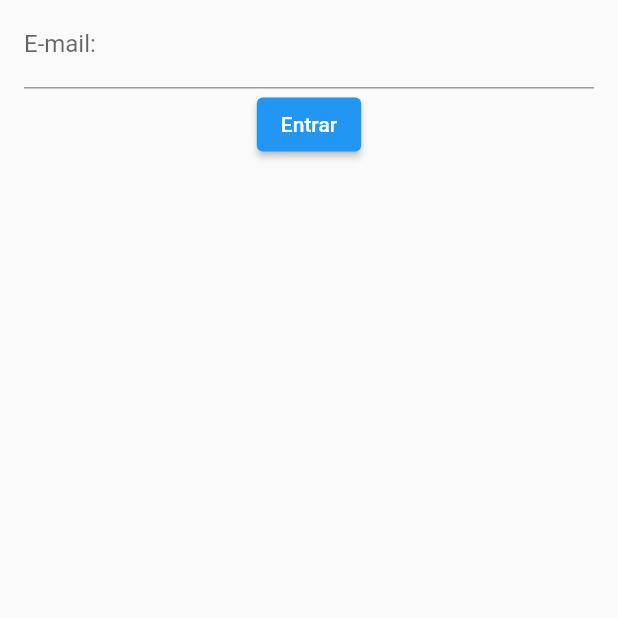
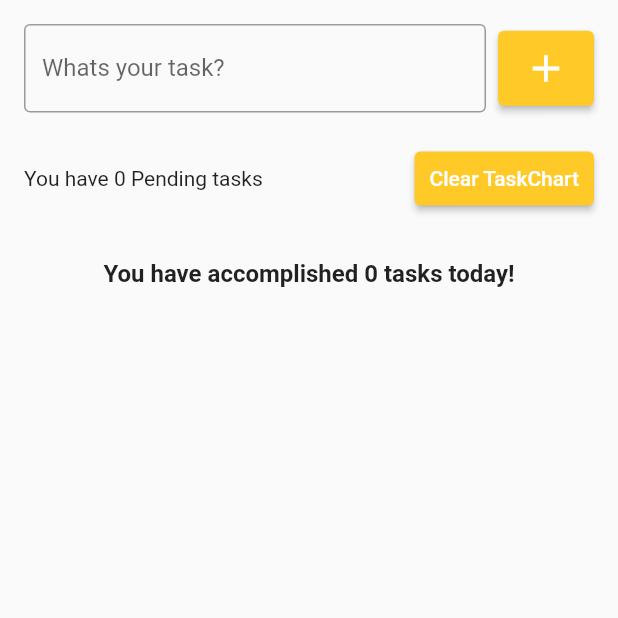
Before and after one commit to Jao-br/ToDoList_FlutterApp, a Flutter app: the screen it shows after launch, on a phone screen of 412 x 824 dp, the top half of it. Run offline on Flutter 3.47's test engine with Material 2 defaults, Android fonts, the phone set to English and light mode, and no system bars; our stand-ins replace flutter_slidable; missing offline and left inert: dart:ffi.

Commit message:
:sparkles: Add Lots of Things

```diff
--- /dev/null
+++ b/lib/Models/task.dart
@@ -0,0 +1,8 @@
+class Task {
+
+  Task({ required this.title, required this.dateTime});
+
+  String title;
+  DateTime dateTime;
+
+}
--- a/lib/Pages/to_do_list_page.dart
+++ b/lib/Pages/to_do_list_page.dart
@@ -1,39 +1,179 @@
 // ignore_for_file: avoid_print
+import 'dart:ffi';
 
 import 'package:flutter/material.dart';
+import '../Models/task.dart';
+import '../widgets/complete_list_iten.dart';
+import '../widgets/task_list_iten.dart';
 
-class ToDoListPage extends StatelessWidget {
-  ToDoListPage({super.key});
+class ToDoListPage extends StatefulWidget {
+  const ToDoListPage({super.key});
 
-  final TextEditingController emailController = TextEditingController();
+  @override
+  State<ToDoListPage> createState() => _ToDoListPageState();
+}
+
+class _ToDoListPageState extends State<ToDoListPage> {
+  final TextEditingController taskController = TextEditingController();
+
+  List<Task> tasklist = [];
+  List<Task> completelist = [];
+
+  Task? deletedTask;
+  int? deletedTaskPosition;
 
   @override
   Widget build(BuildContext context) {
-    return Scaffold(
+    return SafeArea(
+      child: Scaffold(
         body: Center(
           child: Padding(
-          padding: const EdgeInsets.symmetric(horizontal: 16.0),
+            padding: const EdgeInsets.all(16.0),
             child: Column(
               children: [
-              TextField(
-                controller: emailController,
+                Row(
+                  children: [
+                    Expanded(
+                      child: TextField(
+                        controller: taskController,
                         decoration: const InputDecoration(
-                  labelText: 'E-mail: ',
+                          border: OutlineInputBorder(),
+                          labelText: 'Whats your task?',
+                          hintText: 'Conquer the World...',
                         ),
                       ),
+                    ),
+                    const SizedBox(width: 8),
                     ElevatedButton(
-                onPressed: login,
-                child: const Text('Entrar'),
+                      onPressed: () {
+                        String text = taskController.text;
+                        setState(
+                          () {
+                            Task newTask = Task(
+                              title: text,
+                              dateTime: DateTime.now(),
+                            );
+                            tasklist.add(newTask);
+                          },
+                        );
+                        taskController.clear();
+                      },
+                      style: ElevatedButton.styleFrom(
+                        backgroundColor: Colors.amber[400],
+                        padding: const EdgeInsets.all(10),
+                      ),
+                      child:
+                          const Icon(Icons.add, size: 30, color: Colors.white),
+                    ),
+                  ],
+                ),
+                const SizedBox(height: 10),
+                Flexible(
+                  child: ListView(
+                    shrinkWrap: true,
+                    children: [
+                      for (Task task in tasklist)
+                        TaskListIten(
+                          task: task,
+                          onDelete: onDelete,
+                          onComplete: onComplete,
+                        ),
+                    ],
+                  ),
+                ),
+                const SizedBox(height: 10),
+                Row(
+                  children: [
+                    Expanded(
+                      child: Text('You have ${tasklist.length} Pending tasks'),
+                    ),
+                    ElevatedButton(
+                      onPressed: () {},
+                      style: ElevatedButton.styleFrom(
+                        backgroundColor: Colors.amber[400],
+                        padding: const EdgeInsets.all(10),
+                      ),
+                      child: const Text('Clear TaskChart'),
+                    ),
+                  ],
+                ),
+                Column(
+                  children: [
+                    const SizedBox(
+                      height: 30,
+                    ),
+                    Text(
+                      'You have accomplished ${completelist.length} tasks today!',
+                      style: const TextStyle(
+                        fontSize: 16,
+                        fontWeight: FontWeight.w600,
+                      ),
                     )
                   ],
+                ),
+                const SizedBox(height: 10),
+                Flexible(
+                  child: ListView(
+                    shrinkWrap: true,
+                    children: [
+                      for (Task task in completelist)
+                        CompleteListIten(
+                          task: task,
+                          onDeleteComplete: onComplete,
+                        ),
+                    ],
+                  ),
+                ),
+              ],
+            ),
           ),
         ),
       ),
     );
   }
 
-  void login() {
-    String email = emailController.text;
-    print(email);
+  void onComplete(Task task) {
+    setState(() {
+      completelist.add(task);
+      tasklist.remove(task);
+    });
+  }
+
+  void onDelete(Task task) {
+    deletedTask = task;
+    deletedTaskPosition = tasklist.indexOf(task);
+
+    setState(() {
+      tasklist.remove(task);
+    });
+
+
+    ScaffoldMessenger.of(context).clearSnackBars();
+    ScaffoldMessenger.of(context).showSnackBar(
+      SnackBar(
+        content: Text(
+          'Task "${task.title}" Successfully Deleted',
+          style: const TextStyle(
+            color: Colors.white,
+          ),
+        ),
+        backgroundColor: Colors.amber[900],
+        action: SnackBarAction(
+          label: 'Undo',
+          textColor: Colors.white,
+          onPressed: () {
+            setState(() {
+              tasklist.insert(deletedTaskPosition!, deletedTask!);
+            });
+          },
+        ),
+      ),
+    );
+  }
+
+  void onDeleteComplete(Task task) {
+    setState(() {
+      completelist.remove(task);
+    });
   }
 }
--- a/lib/main.dart
+++ b/lib/main.dart
@@ -1,7 +1,7 @@
 import 'package:flutter/material.dart';
 import 'Pages/to_do_list_page.dart';
 
-void main(){
+void main() {
   runApp(const MyApp());
 }
 
@@ -10,7 +10,8 @@ class MyApp extends StatelessWidget {
 
   @override
   Widget build(BuildContext context) {
-    return MaterialApp(
+    return const MaterialApp(
+      debugShowCheckedModeBanner: false,
       home: ToDoListPage(),
     );
   }
--- a/pubspec.yaml
+++ b/pubspec.yaml
@@ -36,6 +36,8 @@ dependencies:
   # The following adds the Cupertino Icons font to your application.
   # Use with the CupertinoIcons class for iOS style icons.
   cupertino_icons: ^1.0.2
+  intl:
+  flutter_slidable: ^0.6.0
 
 dev_dependencies:
   flutter_test:
```
Also changed, not shown: lib/widgets/complete_list_iten.dart (added, +63 -0 lines), lib/widgets/task_list_iten.dart (added, +80 -0 lines), pubspec.lock. Lines whose indentation alone changed are shown as unchanged.
